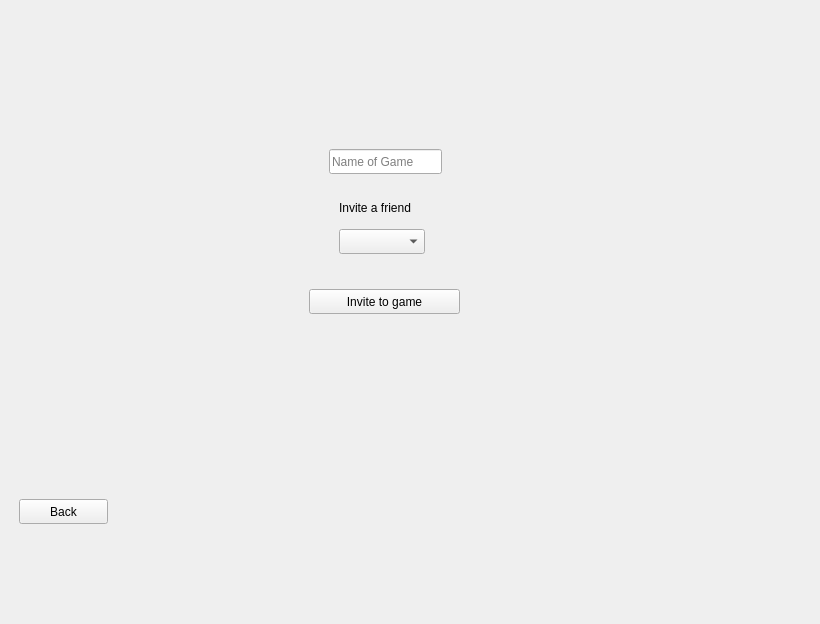
nobourge/INFO-F209, file src/client_side/QtCode/mainmenuview.ui: the form before one commit.
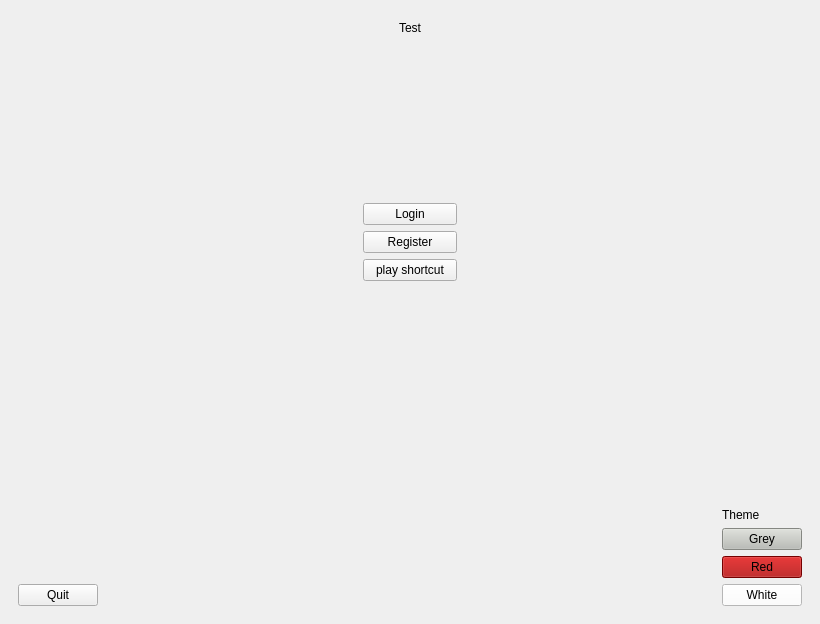
The form after the commit. The open tabs and pages were chosen to show the change. Icons and pictures are not drawn.

Patch:
```diff
--- a/src/client_side/QtCode/mainmenuview.ui
+++ b/src/client_side/QtCode/mainmenuview.ui
@@ -51,7 +51,7 @@
             <item>
              <widget class="QLabel" name="label_Welcome">
               <property name="text">
-               <string>Welcome</string>
+               <string>Test</string>
               </property>
              </widget>
             </item>
@@ -4398,124 +4398,6 @@
           </item>
          </layout>
         </widget>
-        <widget class="QWidget" name="page_11">
-         <widget class="QComboBox" name="comboBox">
-          <property name="geometry">
-           <rect>
-            <x>330</x>
-            <y>130</y>
-            <width>86</width>
-            <height>25</height>
-           </rect>
-          </property>
-         </widget>
-         <widget class="QPushButton" name="pushButton">
-          <property name="geometry">
-           <rect>
-            <x>330</x>
-            <y>210</y>
-            <width>89</width>
-            <height>25</height>
-           </rect>
-          </property>
-          <property name="text">
-           <string>Play Game</string>
-          </property>
-         </widget>
-         <widget class="QPushButton" name="pushButton_ToInviteFriend">
-          <property name="geometry">
-           <rect>
-            <x>330</x>
-            <y>270</y>
-            <width>89</width>
-            <height>25</height>
-           </rect>
-          </property>
-          <property name="text">
-           <string>Invite Friend</string>
-          </property>
-         </widget>
-         <widget class="QPushButton" name="pushButton_BackToMenuFromJoin">
-          <property name="geometry">
-           <rect>
-            <x>10</x>
-            <y>490</y>
-            <width>89</width>
-            <height>25</height>
-           </rect>
-          </property>
-          <property name="text">
-           <string>Back</string>
-          </property>
-         </widget>
-        </widget>
-        <widget class="QWidget" name="page_12">
-         <widget class="QComboBox" name="comboBox_InviteBox">
-          <property name="geometry">
-           <rect>
-            <x>330</x>
-            <y>220</y>
-            <width>86</width>
-            <height>25</height>
-           </rect>
-          </property>
-         </widget>
-         <widget class="QPushButton" name="pushButton_InviteToGame">
-          <property name="geometry">
-           <rect>
-            <x>300</x>
-            <y>280</y>
-            <width>151</width>
-            <height>25</height>
-           </rect>
-          </property>
-          <property name="text">
-           <string>Invite to game</string>
-          </property>
-         </widget>
-         <widget class="QPushButton" name="pushButton_BackToJoinMenu">
-          <property name="geometry">
-           <rect>
-            <x>10</x>
-            <y>490</y>
-            <width>89</width>
-            <height>25</height>
-           </rect>
-          </property>
-          <property name="text">
-           <string>Back</string>
-          </property>
-         </widget>
-         <widget class="QLineEdit" name="lineEdit">
-          <property name="geometry">
-           <rect>
-            <x>320</x>
-            <y>140</y>
-            <width>113</width>
-            <height>25</height>
-           </rect>
-          </property>
-          <property name="text">
-           <string/>
-          </property>
-          <property name="placeholderText">
-           <string>Name of Game</string>
-          </property>
-         </widget>
-         <widget class="QLabel" name="label_2">
-          <property name="geometry">
-           <rect>
-            <x>330</x>
-            <y>190</y>
-            <width>271</width>
-            <height>17</height>
-           </rect>
-          </property>
-          <property name="text">
-           <string>Invite a friend</string>
-          </property>
-         </widget>
-        </widget>
        </widget>
       </item>
      </layout>
```
Left out of the diff: 4 changed lines with no effect on the pictures.
